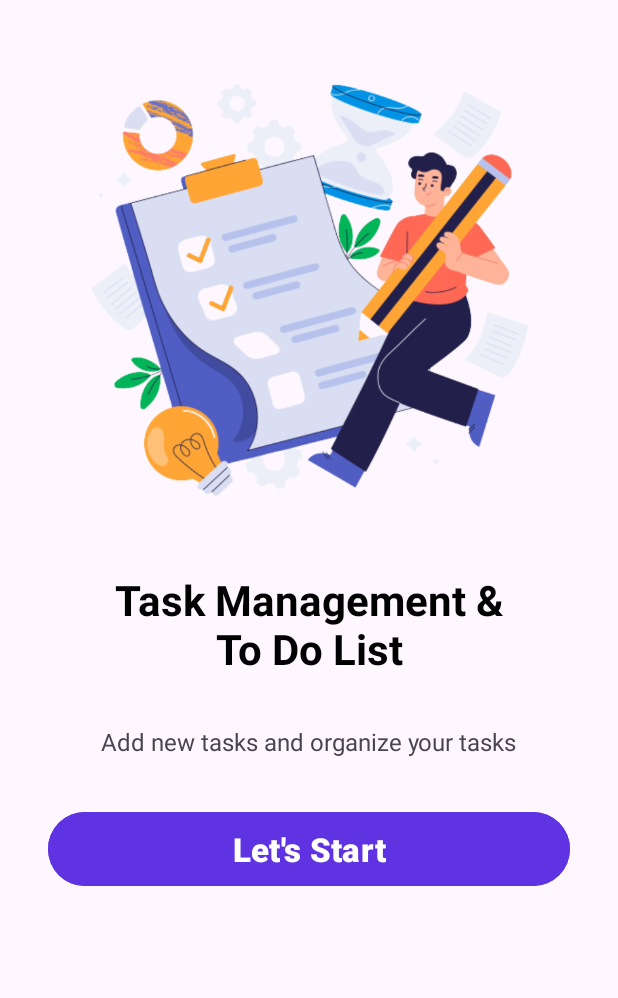
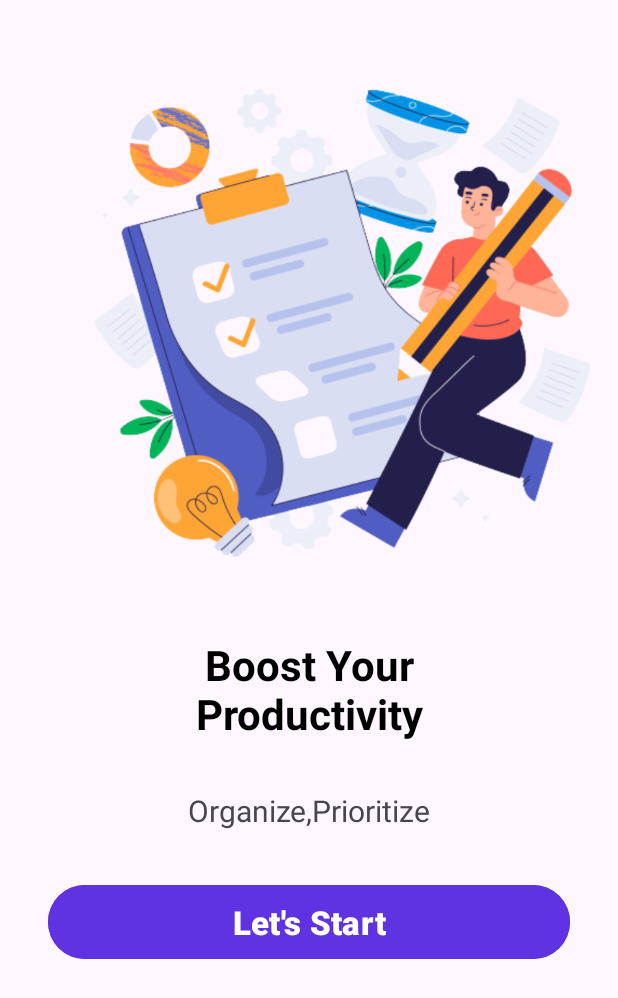
Before and after one commit to madhawaawishka/ToDoList_App, an Android app: the screen it shows after launch (MainActivity), on a phone screen of 412 x 824 dp. Shown: the top 998 px of the screen. Run offline under Robolectric (Android 15) with nearby library versions, the phone set to English and light mode, and no system bars; our stand-ins replace Dagger/Hilt's generated code, data binding.

Commit message:
change the splash screen text sizes and texts

```diff
--- a/app/src/main/res/layout/fragment_splash_screen.xml
+++ b/app/src/main/res/layout/fragment_splash_screen.xml
@@ -21,10 +21,11 @@
             android:layout_height="wrap_content"
             android:layout_marginStart="48dp"
             android:layout_marginTop="32dp"
-            android:layout_marginEnd="47dp"
+            android:layout_marginEnd="4dp"
             android:adjustViewBounds="true"
             android:src="@drawable/splash_screen_image"
             app:layout_constraintEnd_toEndOf="parent"
+            app:layout_constraintHorizontal_bias="0.0"
             app:layout_constraintStart_toStartOf="parent"
             app:layout_constraintTop_toTopOf="parent" />
 
--- a/app/src/main/res/values/dimens.xml
+++ b/app/src/main/res/values/dimens.xml
@@ -1,7 +1,7 @@
 <?xml version="1.0" encoding="utf-8"?>
 <resources>
     <dimen name="splash_screen_header">28sp</dimen>
-    <dimen name="splash_screen_explanation">16sp</dimen>
+    <dimen name="splash_screen_explanation">20sp</dimen>
     <dimen name="splash_screen_button">22sp</dimen>
     <dimen name="home_page_header">20sp</dimen>
     <dimen name="text_title">18sp</dimen>
--- a/app/src/main/res/values/strings.xml
+++ b/app/src/main/res/values/strings.xml
@@ -1,7 +1,7 @@
 <resources>
     <string name="app_name">To Do List App</string>
-    <string name="splash_screen_header">Task Management &amp; To Do List</string>
-    <string name="splash_screen_explanation">Add new tasks and organize your tasks</string>
+    <string name="splash_screen_header">Boost Your Productivity</string>
+    <string name="splash_screen_explanation">Organize,Prioritize</string>
     <string name="splash_screen_button">Let\'s Start</string>
     <string name="home_page_header">Welcome to Notes</string>
     <string name="home_page_text">Have a great day !</string>
```
